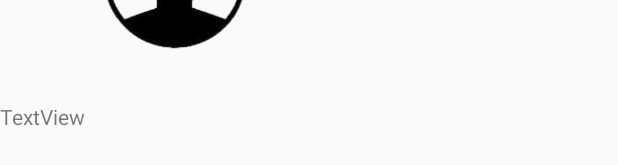
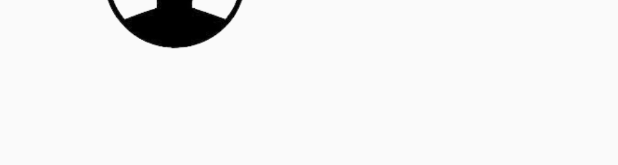
Before and after one commit to ariqlubis/Ojek, an Android app: the layout activity_waiting_and_cancel.xml on its own in the app's theme, with its tools: preview values and no code run, on a phone screen of 412 x 824 dp. Shown: the part 406-571 px from the top of the screen. Run offline under Robolectric (Android 15) with nearby library versions, the phone set to English and light mode, and no system bars.

Commit message:
updating
Signed-off-by: cokzy <darjeelingctf@gmail.com>

```diff
--- a/app/src/main/res/drawable/rectshape.xml
+++ b/app/src/main/res/drawable/rectshape.xml
@@ -1,8 +1,6 @@
 <?xml version="1.0" encoding="utf-8"?>
 <shape xmlns:android="http://schemas.android.com/apk/res/android"
     android:shape="rectangle">
-
-    <corners android:radius="8dp"/>
     <stroke android:color="#020202"
         android:width="1dp"/>
 
--- a/app/src/main/res/layout/activity_result.xml
+++ b/app/src/main/res/layout/activity_result.xml
@@ -64,7 +64,7 @@
                 <TextView
                     android:layout_width="265dp"
                     android:layout_height="wrap_content"
-                    android:text="BM 1771 ACO"
+                    android:text="BM 1771 CO"
                     android:textColor="#020202"
                     android:textSize="15dp"
                     android:layout_marginTop="20px"
--- a/app/src/main/res/layout/activity_waiting_and_cancel.xml
+++ b/app/src/main/res/layout/activity_waiting_and_cancel.xml
@@ -43,13 +43,7 @@
         android:layout_height="300px"
         android:paddingLeft="50px"
         android:paddingTop="50px"
-        app:srcCompat="@drawable/driver" />
-
-    <TextView
-        android:id="@+id/textView5"
-        android:layout_width="500px"
-        android:layout_height="wrap_content"
-        android:text="TextView" />
-
+        app:srcCompat="@drawable/driver"
+        />
 
 </LinearLayout>
--- a/app/src/main/res/values/strings.xml
+++ b/app/src/main/res/values/strings.xml
@@ -27,5 +27,9 @@
     <string name="sign_up_success">Sign Up Success!!!</string>
     <string name="search_for_a_pickup">Search for a pickup</string>
     <string name="search_for_a_destination">Search for a destination</string>
+    <string name="order_result">Order Result</string>
+    <string name="perjalananmu_telah_sampai_dengan_selamat">Perjalananmu Telah Sampai Dengan Selamat!</string>
+    <string name="todo">TODO</string>
+    <string name="dani_ramadhani">Dani Ramadhani</string>
 
 </resources>
```
